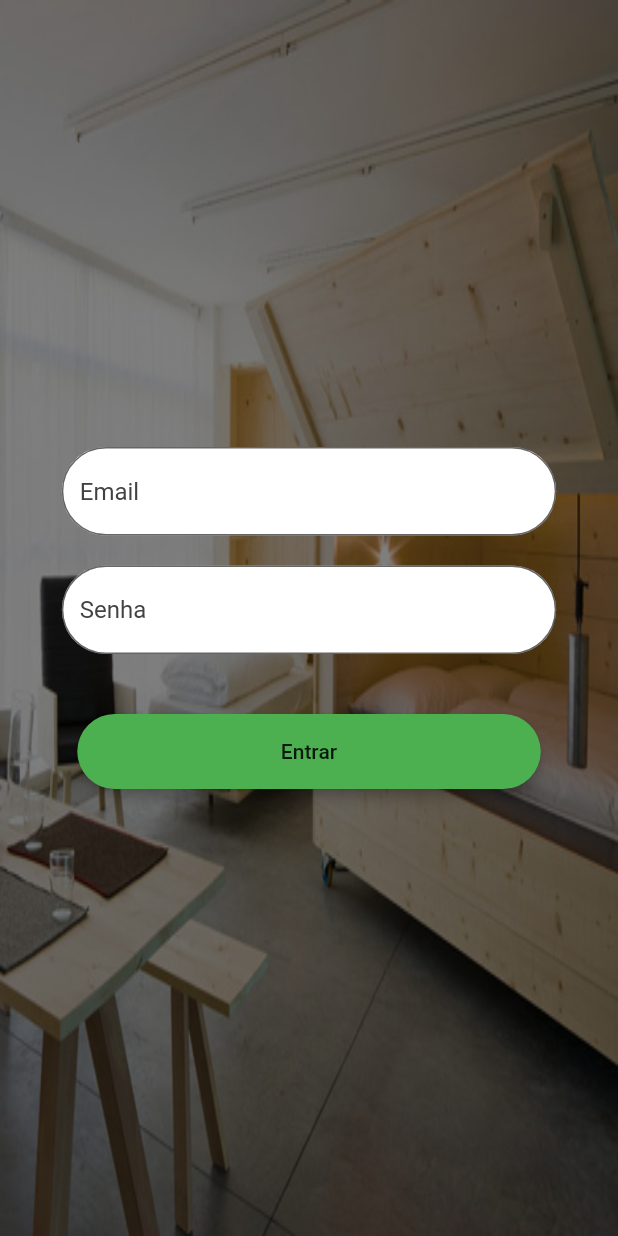
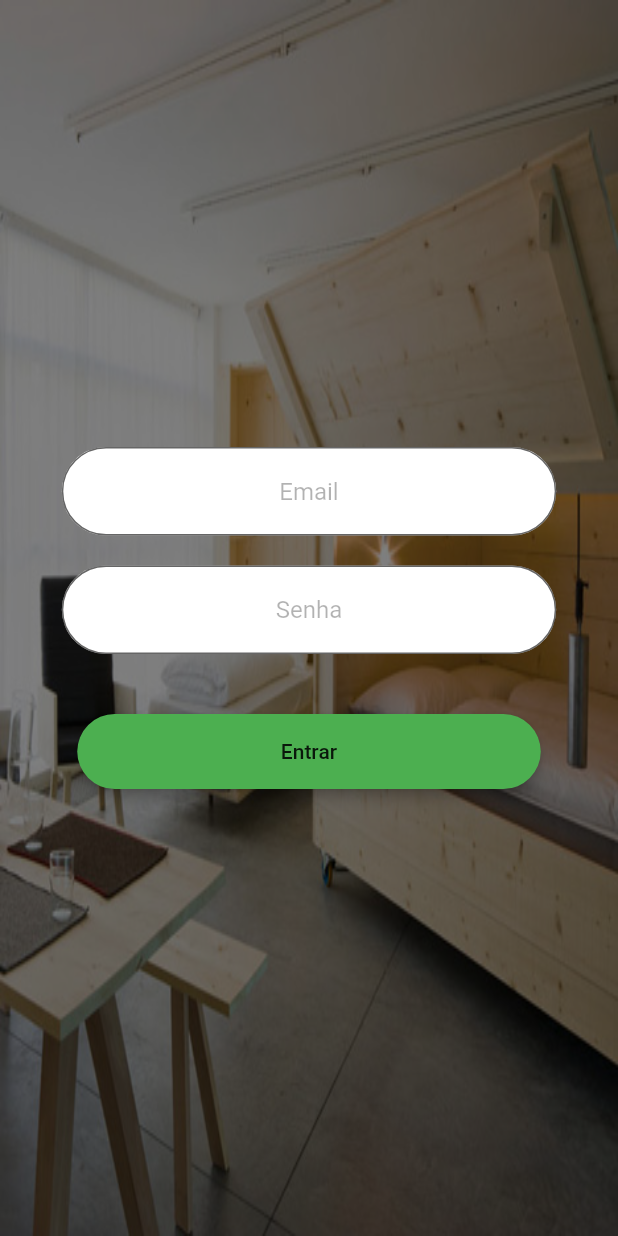
Before and after one commit to marceloarauj/DevMobile, a Flutter app: the screen it shows after launch, on a phone screen of 412 x 824 dp. Run offline on Flutter 3.47's test engine with Material 2 defaults, Android fonts, the phone set to English and light mode, and no system bars.

```diff
--- a/lib/library/login_inputs.dart
+++ b/lib/library/login_inputs.dart
@@ -22,6 +22,7 @@ class _LoginInput extends State<LoginInput> {
           color: Colors.transparent,
           child: TextField(
             controller: widget.value,
+            textAlign: TextAlign.center,
             decoration: new InputDecoration(
               border: new OutlineInputBorder(
                 borderRadius: const BorderRadius.all(
@@ -30,7 +31,7 @@ class _LoginInput extends State<LoginInput> {
               ),
               filled: true,
               fillColor: Colors.white,
-              hintStyle: new TextStyle(color: Colors.grey[800]),
+              hintStyle: new TextStyle(color: Color.fromRGBO(0, 0, 0, .3)),
               hintText: widget.text,
             )
           ),
```
